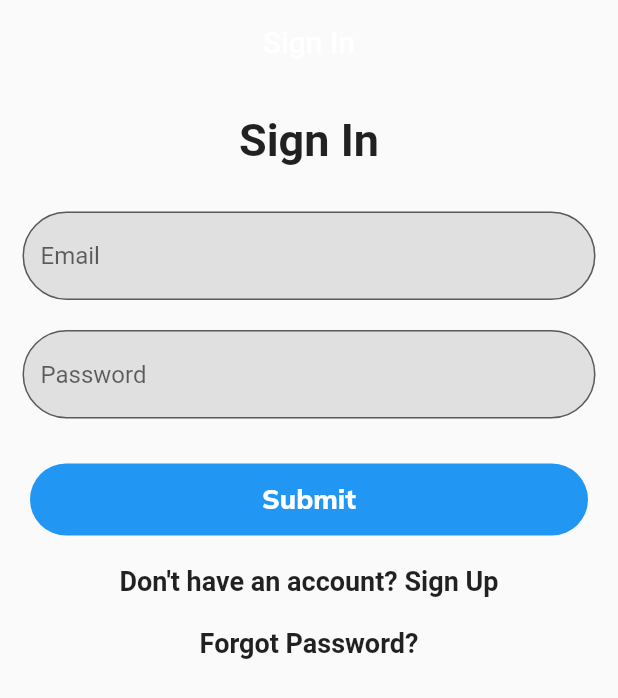
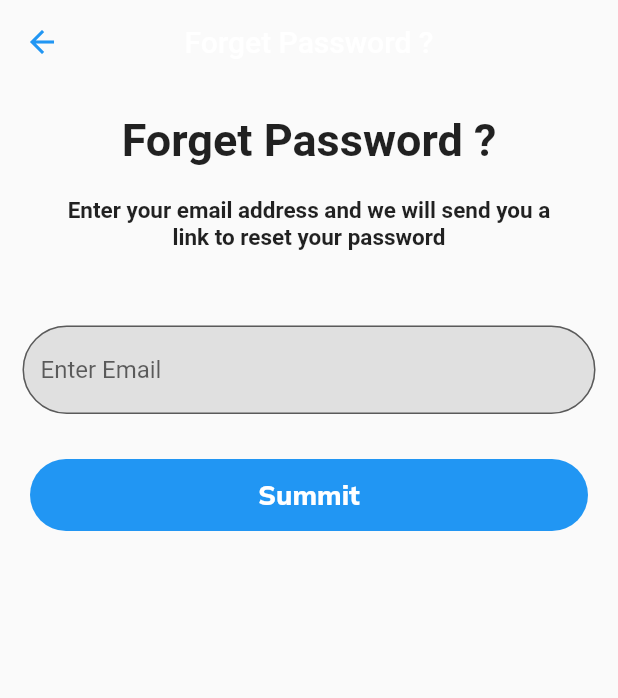
Before and after one commit to Esoteric918/holbertonschool-twitter_clone, a Flutter app: the screen it shows after launch, after a tap on "Forgot Password?", on a phone screen of 412 x 824 dp. Shown: the top 698 px of the screen. Run offline on Flutter 3.47's test engine with Material 2 defaults, Android fonts, the phone set to English and light mode, and no system bars; our stand-ins replace google_fonts.

Commit message:
task 5 setup forgotpassword page

```diff
--- /dev/null
+++ b/twitter/lib/screens/forgot_password_screen.dart
@@ -0,0 +1,92 @@
+import 'package:flutter/material.dart';
+import '../widgets/entry_field.dart';
+import '../widgets/flat_button.dart';
+
+class ForgetPassword extends StatefulWidget {
+  const ForgetPassword({Key? key}) : super(key: key);
+
+  @override
+  State<ForgetPassword> createState() => _ForgetPasswordState();
+}
+
+class _ForgetPasswordState extends State<ForgetPassword> {
+  late final TextEditingController _emailController;
+  final _formKey = GlobalKey<FormState>();
+
+  @override
+  initState() {
+    super.initState();
+    _emailController = TextEditingController();
+  }
+
+  @override
+  dispose() {
+    _emailController.dispose();
+    super.dispose();
+  }
+
+  @override
+  Widget build(BuildContext context) {
+    return Scaffold(
+      appBar: AppBar(
+        leading: BackButton(
+          onPressed: () {
+            Navigator.pop(context);
+          },
+          color: Theme.of(context).primaryColor,
+        ),
+        title: const Text('Forget Password ?'),
+        backgroundColor: Colors.transparent,
+        elevation: 0,
+        centerTitle: true,
+      ),
+      body: SingleChildScrollView(
+        child: Form(
+          key: _formKey,
+          child: Column(
+            children: [
+              const SizedBox(height: 20),
+              const Text(
+                'Forget Password ?',
+                style: TextStyle(
+                  fontSize: 30,
+                  fontWeight: FontWeight.bold,
+                ),
+              ),
+              const SizedBox(height: 20),
+              Container(
+                  padding: const EdgeInsets.fromLTRB(45, 0, 45, 0),
+                  margin: const EdgeInsets.fromLTRB(0, 0, 0, 20),
+                  child: const Text(
+                    'Enter your email address and we will send you a link to reset your password',
+                    textAlign: TextAlign.center,
+                    style: TextStyle(
+                      fontSize: 15,
+                      fontWeight: FontWeight.bold,
+                    ),
+                  )),
+              const SizedBox(height: 20),
+              CustomEntryField(
+                hint: 'Enter Email',
+                controller: _emailController,
+              ),
+              const SizedBox(height: 20),
+              CustomFlatButton(
+                label: 'Summit',
+                onPressed: () {
+                  if (_formKey.currentState!.validate()) {
+                    ScaffoldMessenger.of(context).showSnackBar(
+                      const SnackBar(
+                        content: Text('Processing Data'),
+                      ),
+                    );
+                  }
+                },
+              ),
+            ],
+          ),
+        ),
+      ),
+    );
+  }
+}
--- a/twitter/lib/screens/signin_screen.dart
+++ b/twitter/lib/screens/signin_screen.dart
@@ -1,6 +1,6 @@
 import 'package:flutter/material.dart';
 import 'package:twitter/screens/signup_screen.dart';
-
+import 'package:twitter/screens/forgot_password_screen.dart';
 import '../widgets/entry_field.dart';
 import '../widgets/flat_button.dart';
 
@@ -17,18 +17,20 @@ class _SignInState extends State<SignIn> {
   late final TextEditingController _passwordController;
 
   @override
-  void initState() {
+  initState() {
     super.initState();
     _emailController = TextEditingController();
     _passwordController = TextEditingController();
   }
 
   @override
-  void dispose() {
+  dispose() {
     _emailController.dispose();
     _passwordController.dispose();
     super.dispose();
   }
+
+  final _formKey = GlobalKey<FormState>();
 
   @override
   Widget build(BuildContext context) {
@@ -40,7 +42,8 @@ class _SignInState extends State<SignIn> {
         centerTitle: true,
       ),
       body: SingleChildScrollView(
-        child: Center(
+        child: Form(
+          key: _formKey,
           child: Column(
             children: [
               const SizedBox(height: 20),
@@ -80,8 +83,9 @@ class _SignInState extends State<SignIn> {
                   );
                 },
                 child: const Text(
-                  'Don\'t have an account? Sign Up',
+                  'Sign Up',
                   style: TextStyle(
+                    color: Colors.amber,
                     fontSize: 18,
                     fontWeight: FontWeight.bold,
                   ),
@@ -89,11 +93,17 @@ class _SignInState extends State<SignIn> {
               ),
               const SizedBox(height: 20),
               GestureDetector(
-                onTap: () {},
+                onTap: () {
+                  Navigator.push(
+                      context,
+                      MaterialPageRoute(
+                        builder: (context) => const ForgetPassword(),
+                      ));
+                },
                 child: const Text(
                   'Forgot Password?',
                   style: TextStyle(
-                    fontSize: 18,
+                    color: Colors.blue,
                     fontWeight: FontWeight.bold,
                   ),
                 ),
--- a/twitter/lib/screens/signup_screen.dart
+++ b/twitter/lib/screens/signup_screen.dart
@@ -19,7 +19,7 @@ class _SignUpState extends State<SignUp> {
   late final TextEditingController _confirmController;
 
   @override
-  void initState() {
+  initState() {
     super.initState();
     _emailController = TextEditingController();
     _passwordController = TextEditingController();
@@ -28,13 +28,15 @@ class _SignUpState extends State<SignUp> {
   }
 
   @override
-  void dispose() {
+  dispose() {
     _emailController.dispose();
     _passwordController.dispose();
     _nameController.dispose();
     _confirmController.dispose();
     super.dispose();
   }
+
+  final _formKey = GlobalKey<FormState>();
 
   @override
   Widget build(BuildContext context) {
@@ -46,7 +48,10 @@ class _SignUpState extends State<SignUp> {
         centerTitle: true,
       ),
       body: SingleChildScrollView(
-        child: Center(
+        child: Container(
+          padding: const EdgeInsets.symmetric(horizontal: 30),
+          child: Form(
+            key: _formKey,
             child: Column(
               children: [
                 const SizedBox(height: 20),
@@ -101,6 +106,7 @@ class _SignUpState extends State<SignUp> {
             ),
           ),
         ),
+      ),
     );
   }
 }
```
Lines whose indentation alone changed are shown as unchanged.
